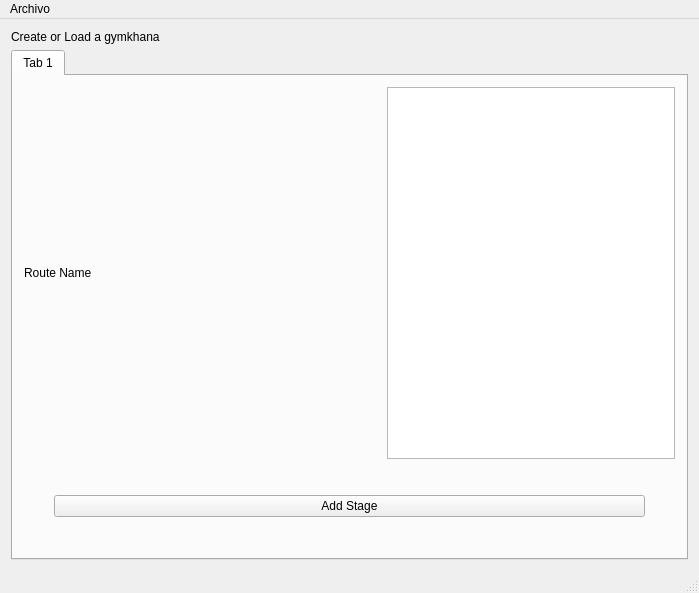
Qt form desktop app/project/resources/MainWindow.ui (BenitezDev/GymkhanaCreator) before a commit.
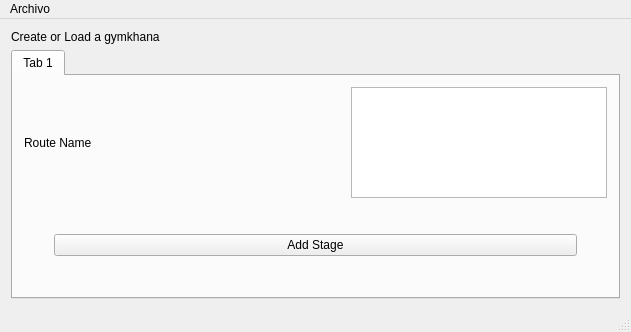
The same form after that commit.

```diff
--- a/desktop app/project/resources/MainWindow.ui
+++ b/desktop app/project/resources/MainWindow.ui
@@ -6,8 +6,8 @@
    <rect>
     <x>0</x>
     <y>0</y>
-    <width>699</width>
-    <height>593</height>
+    <width>631</width>
+    <height>332</height>
    </rect>
   </property>
   <property name="windowTitle">
@@ -93,7 +93,7 @@
     <rect>
      <x>0</x>
      <y>0</y>
-     <width>699</width>
+     <width>631</width>
      <height>22</height>
     </rect>
    </property>
```
